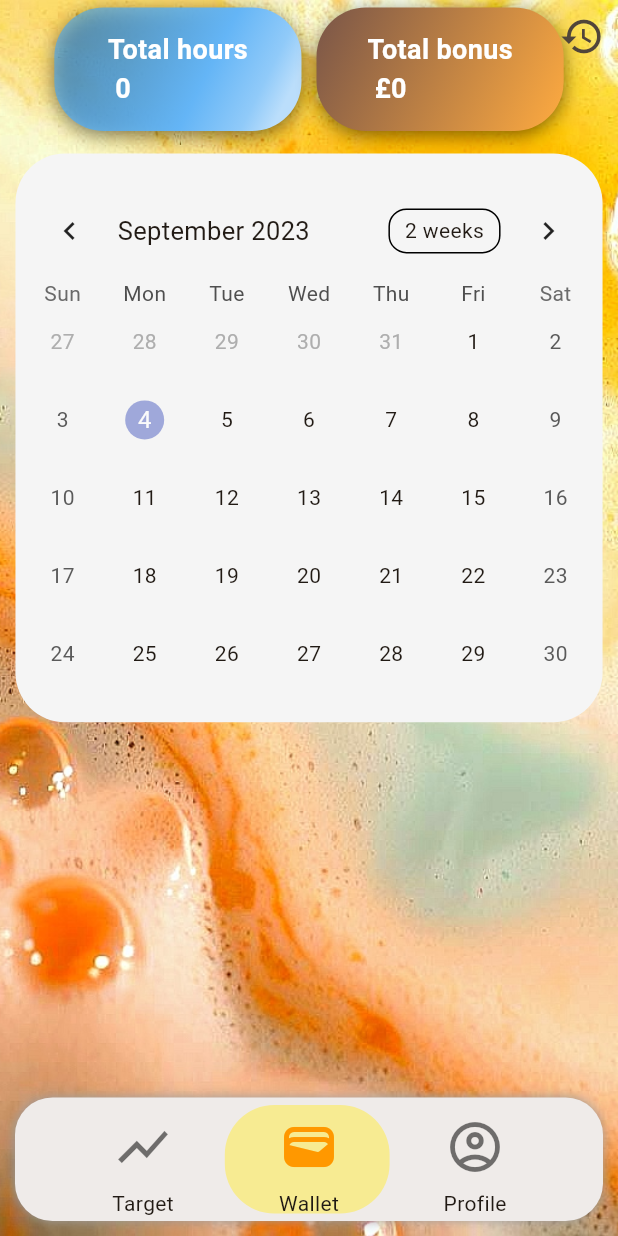
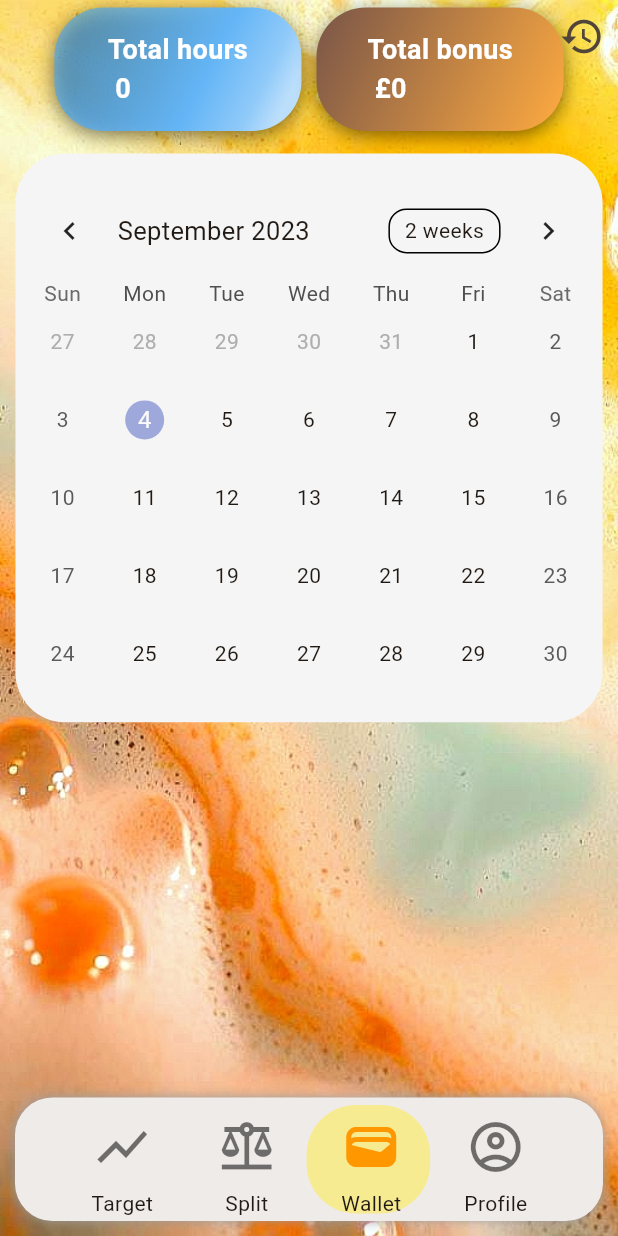
Before and after one commit to human2-0/ballistics_wallet, a Flutter app: the HomeScreen screen opened by its route, item 2 of the bottom bar chosen, after a tap on the "wallet" icon, on a phone screen of 412 x 824 dp. Run offline on Flutter 3.47's test engine with Material 2 defaults, Android fonts, the light colour scheme and no system bars; drawn by our look-alikes of table_calendar; our stand-ins replace cloud_firestore, csv, equatable, firebase_auth, firebase_core, flutter_hooks and 8 more; accounts and stored records are empty; generated files the repository leaves out were written again.

Commit message:
split view, allowance fix

```diff
--- a/lib/providers/router_provider.dart
+++ b/lib/providers/router_provider.dart
@@ -10,6 +10,8 @@ import '../ui/login_screen.dart';
 import 'package:flutter/material.dart';
 import 'package:flutter_riverpod/flutter_riverpod.dart';
 import 'package:go_router/go_router.dart';
+
+import '../ui/pressing/split_check/split_check.dart';
 
 
 
@@ -49,6 +51,16 @@ class RouterNotifier extends ChangeNotifier {
           name: 'home',
           builder: (context, state) => const HomeScreen(),
           path: '/',
+        ),
+        GoRoute(
+          name: 'split',
+          builder: (context, state) {
+            final requiredAmount = state.queryParameters['requiredAmount'];
+            return SplitCheck(
+              requiredAmount: requiredAmount == null ? 0 : int.parse(requiredAmount),
+            );
+          },
+          path: '/split',
 
         ),
         GoRoute(
--- /dev/null
+++ b/lib/providers/split_providers.dart
@@ -0,0 +1,4 @@
+import 'package:flutter_riverpod/flutter_riverpod.dart';
+
+final requiredAmountProvider = StateProvider<double>((ref) => 0.0);
+final amountPerBatchProvider = StateProvider<int>((ref) => 0);
--- a/lib/ui/pressing/bottom_app_bar.dart
+++ b/lib/ui/pressing/bottom_app_bar.dart
@@ -1,4 +1,5 @@
 import 'package:ballistics_wallet_flutter/providers/pressing_provider.dart';
+import 'package:ballistics_wallet_flutter/ui/pressing/split_check/background_animated_split_check.dart';
 import 'package:ballistics_wallet_flutter/ui/pressing/target_checker/bonus_tables_overtimes.dart';
 import 'package:ballistics_wallet_flutter/ui/pressing/target_checker/target_checker.dart';
 import 'package:flutter/material.dart';
@@ -10,6 +11,8 @@ import 'package:ballistics_wallet_flutter/providers/auth_provider.dart';
 import 'package:ballistics_wallet_flutter/ui/pressing/wallet_pressing.dart';
 import 'package:flutter/rendering.dart';
 import 'package:ballistics_wallet_flutter/ui/pressing/profile.dart';
+
+import 'split_check/split_check.dart';
 
 class HomeScreen extends ConsumerStatefulWidget {
   const HomeScreen({
@@ -47,7 +50,7 @@ class _HomeState extends ConsumerState<HomeScreen>
       }
     });
 
-    _tabController = TabController(length: 3, vsync: this);
+    _tabController = TabController(length: 4, vsync: this);
     _tabController.animation!.addListener(_handleTabAnimation);
 
     _scrollController = ScrollController();
@@ -149,16 +152,8 @@ class _HomeState extends ConsumerState<HomeScreen>
                         controller: _tabController,
                         physics: const NeverScrollableScrollPhysics(),
                         children: <Widget>[
-                          SingleChildScrollView(
-                            physics: const AlwaysScrollableScrollPhysics(),
-                            controller: _scrollController,
-                            scrollDirection: Axis.vertical,
-                            child: const Column(
-                              children: [
-                                TargetChecker(),
-                              ],
-                            ),
-                          ),
+                          const TargetChecker(),
+                          SplitCheck(),
                           BonusCalendar(
                                   userId: userId, onNotification: handleScroll),
                           const ProfilePage(),
@@ -206,10 +201,17 @@ class _HomeState extends ConsumerState<HomeScreen>
           duration: const Duration(milliseconds: 200),
           curve: Curves.easeOut,
           alignment: Alignment(
-              activeIndex == 0 ? -1.0 : (activeIndex == 1 ? 0 : 1), 0),
+              activeIndex == 0
+                  ? -1.0
+                  : activeIndex == 1
+                  ? -0.33
+                  : activeIndex == 2
+                  ? 0.33
+                  : 1.0,
+              0),
 
           child: FractionallySizedBox(
-            widthFactor: 1 / 3,
+            widthFactor: 1 / 4,
             child: Container(
               decoration: BoxDecoration(
                 borderRadius: BorderRadius.circular(33.0),
@@ -246,7 +248,7 @@ class _HomeState extends ConsumerState<HomeScreen>
               children: <Widget>[
                 IconButton(
                   icon: Icon(
-                    Icons.wallet_outlined,
+                    Icons.balance_outlined,
                     size: 40,
                     color: (activeIndex == 1) ? Colors.orange : Colors.black54,
                   ),
@@ -254,6 +256,25 @@ class _HomeState extends ConsumerState<HomeScreen>
                     setActiveTab(1);
                     setState(() {
                       _tabController.animateTo(1);
+                    });
+                  },
+                ),
+                const Text('Split'),
+              ],
+            ),
+            Column(
+              mainAxisSize: MainAxisSize.min,
+              children: <Widget>[
+                IconButton(
+                  icon: Icon(
+                    Icons.wallet_outlined,
+                    size: 40,
+                    color: (activeIndex == 2) ? Colors.orange : Colors.black54,
+                  ),
+                  onPressed: () {
+                    setActiveTab(2);
+                    setState(() {
+                      _tabController.animateTo(2);
                     });
                   },
                 ),
@@ -267,12 +288,12 @@ class _HomeState extends ConsumerState<HomeScreen>
                   icon: Icon(
                     Icons.account_circle_outlined,
                     size: 40,
-                    color: (activeIndex == 2) ? Colors.orange : Colors.black54,
+                    color: (activeIndex == 3) ? Colors.orange : Colors.black54,
                   ),
                   onPressed: () {
-                    setActiveTab(2);
+                    setActiveTab(3);
                     setState(() {
-                      _tabController.animateTo(2);
+                      _tabController.animateTo(3);
                     });
                   },
                 ),
--- /dev/null
+++ b/lib/ui/pressing/split_check/split_check.dart
@@ -0,0 +1,325 @@
+import 'package:ballistics_wallet_flutter/repository/pressing_repository.dart';
+import 'package:ballistics_wallet_flutter/repository/users_repository.dart';
+import 'package:flutter/material.dart';
+import 'package:flutter_riverpod/flutter_riverpod.dart';
+import 'package:hive/hive.dart';
+
+import '../../../models/product_split.dart';
+import '../../../providers/split_providers.dart';
+
+class SplitCheck extends ConsumerStatefulWidget {
+  final int requiredAmount;
+
+  const SplitCheck({super.key, this.requiredAmount = 0});
+
+  @override
+  _SplitCheckState createState() => _SplitCheckState();
+}
+
+class _SplitCheckState extends ConsumerState<SplitCheck> {
+  late TextEditingController requiredAmountController;
+  late TextEditingController productNameController;
+  late TextEditingController amountPerBatchController;
+  late Future<List<Product>> productsFuture;
+
+  @override
+  void initState() {
+    super.initState();
+    requiredAmountController =
+        TextEditingController(text: widget.requiredAmount.toString());
+    productNameController = TextEditingController();
+    final double workingHours =
+        ref.read(userNotifierProvider).workingHours ?? 0.0;
+    amountPerBatchController = TextEditingController(
+        text: ((widget.requiredAmount > 0
+            ? (widget.requiredAmount / (workingHours == 3.75 ? 6 : 12))
+                .toStringAsFixed(0)
+            : '')));
+    String productName = ref.read(selectedProductProvider).state;
+    productsFuture = getProducts(productName);
+    productNameController.text = productName;
+  }
+
+  @override
+  void didChangeDependencies() {
+    super.didChangeDependencies();
+    String productName = ref.read(selectedProductProvider).state;
+    final double workingHours =
+        ref.read(userNotifierProvider).workingHours ?? 0.0;
+    amountPerBatchController.text = ((widget.requiredAmount > 0
+        ? (widget.requiredAmount / (workingHours == 3.75 ? 6 : 12))
+            .toStringAsFixed(0)
+        : ''));
+    productsFuture = getProducts(productName);
+  }
+
+  @override
+  void dispose() {
+    requiredAmountController.dispose();
+    productNameController.dispose();
+    amountPerBatchController.dispose();
+    super.dispose();
+  }
+
+  Future<List<Product>> getProducts(String productName) async {
+    final box = await Hive.openBox<Product>('products_split');
+    return box.values
+        .where((product) => product.productName == productName)
+        .toSet()
+        .toList();
+  }
+
+  Future<List<Product>> getAllProducts() async {
+    final box = await Hive.openBox<Product>('products_split');
+    return box.values.toList();
+  }
+
+  @override
+  Widget build(BuildContext context) {
+    final requiredAmount = ref.watch(requiredAmountProvider);
+    final amountPerBatch = ref.watch(amountPerBatchProvider);
+    return Scaffold(
+      backgroundColor: Colors.transparent,
+      appBar: AppBar(
+        title: const Center(child: Text('Split check')),
+      ),
+      body: Padding(
+        padding: const EdgeInsets.all(16.0),
+        child: FutureBuilder<List<Product>>(
+          future: productsFuture,
+          builder: (context, snapshot) {
+            if (snapshot.connectionState == ConnectionState.waiting) {
+              return const CircularProgressIndicator();
+            }
+            if (snapshot.hasError) {
+              return Text('Error: ${snapshot.error}');
+            }
+            final products = snapshot.data!;
+
+            final requiredAmount =
+                double.tryParse(requiredAmountController.text) ?? 0.0;
+            final amountPerBatch =
+                double.tryParse(amountPerBatchController.text) ?? 0.0;
+            final rounds = amountPerBatch != 0
+                ? (requiredAmount / amountPerBatch).floor()
+                : 0;
+            final extraBombs =
+                amountPerBatch != 0 ? (requiredAmount % amountPerBatch) : 0;
+            products.sort((a, b) => ((b.systemG * amountPerBatch) / 1000).compareTo((a.systemG * amountPerBatch) / 1000));
+
+            return SingleChildScrollView(
+              child: Column(
+                children: [
+                  FutureBuilder<List<Product>>(
+                      future: getAllProducts(),
+                      builder: (context, snapshot) {
+                        if (!snapshot.hasData) {
+                          return const CircularProgressIndicator();
+                        }
+                        final products = snapshot.data!;
+                        return Autocomplete<String>(
+                          optionsBuilder: (TextEditingValue textEditingValue) {
+                            if (textEditingValue.text == '') {
+                              return const Iterable<String>.empty();
+                            }
+                            final uniqueProductNames = products
+                                .map((product) => product.productName)
+                                .toSet()
+                                .toList();
+
+                            return uniqueProductNames.where((productName) {
+                              return productName
+                                  .toLowerCase()
+                                  .contains(textEditingValue.text.toLowerCase());
+                            });
+                          },
+                          onSelected: (String selection) {
+                            productNameController.text = selection;
+                            ref.read(selectedProductProvider).state = selection;
+                            setState(() {
+                              productsFuture = getProducts(selection);
+                            });
+                          },
+                          displayStringForOption: (String option) => option,
+                          fieldViewBuilder: (BuildContext context,
+                              TextEditingController textEditingController,
+                              FocusNode focusNode,
+                              VoidCallback onFieldSubmitted) {
+                            return TextField(
+                              controller: productNameController,
+                              focusNode: focusNode,
+                              onChanged: (value) => textEditingController.text = value,
+                              decoration: InputDecoration(
+                                labelText: 'Product Name',
+                                suffixIcon: Visibility(
+                                  visible: productNameController.text.isNotEmpty,
+                                  child: IconButton(
+                                    icon: const Icon(Icons.clear),
+                                    onPressed: () {
+                                      productNameController.clear();
+                                    },
+                                  ),
+                                ),
+                              ),
+                            );
+                          },
+                        );
+                      }),
+                  TextField(
+                    controller: requiredAmountController,
+                    decoration:
+                        const InputDecoration(labelText: 'Required Amount'),
+                    keyboardType: TextInputType.number,
+                    onChanged: (value) {
+                      final amount = double.tryParse(value) ?? 0.0;
+                      ref.read(requiredAmountProvider.notifier).state = amount;
+                    },
+                  ),
+                  TextField(
+                    controller: amountPerBatchController,
+                    decoration:
+                        const InputDecoration(labelText: 'Amount Per Batch'),
+                    keyboardType: TextInputType.number,
+                    onChanged: (value) {
+                      final amount = int.tryParse(value) ?? 0;
+                      ref.read(amountPerBatchProvider.notifier).state = amount;
+                    },
+                  ),
+                  const SizedBox(height: 20),
+                  Container(
+                    padding: const EdgeInsets.all(4),
+                    decoration: BoxDecoration(
+                      color: Colors.orangeAccent.withOpacity(0.5),
+                      borderRadius: BorderRadius.circular(33),
+                    ),
+                    child: Row(
+                      mainAxisAlignment: MainAxisAlignment.spaceEvenly,
+                      children: [
+                        Container(
+                            padding: const EdgeInsets.all(4),
+                            decoration: BoxDecoration(
+                              color: Colors.orangeAccent[100]!.withOpacity(0.5),
+                              borderRadius: BorderRadius.circular(20),
+                            ),
+
+                            child: const Text('To achieve your goal:')),
+                        Container(
+                          padding: const EdgeInsets.all(4),
+                          decoration: BoxDecoration(
+                            color: Colors.orangeAccent[100],
+                            borderRadius: BorderRadius.circular(20),
+                          ),
+                          child: Padding(
+                            padding: const EdgeInsets.all(4.0),
+                            child: Column(
+                                mainAxisAlignment: MainAxisAlignment.center,
+                                children: [
+                                  Text('Rounds: $rounds'),
+                                  Text('Extra Bombs: $extraBombs'),
+                                ]),
+                          ),
+                        ),
+                      ],
+                    ),
+                  ),
+                  ListView.builder(
+                    physics: NeverScrollableScrollPhysics(),
+                    shrinkWrap: true,
+                    itemCount: products.length,
+                    itemBuilder: (context, index) {
+                      Product product = products[index];
+                      String systemG =
+                          ((product.systemG * amountPerBatch) / 1000)
+                              .toStringAsFixed(2);
+                      String citricG =
+                          ((product.systemCitric * amountPerBatch) / 1000)
+                              .toStringAsFixed(2);
+
+                      String extractColorName(String colorString) {
+                        if (colorString.contains('-')) {
+                          return colorString.split('-').last.trim();
+                        } else {
+                          return colorString.split(' ').last.trim();
+                        }
+                      }
+
+                      final color = getColorFromString(extractColorName(product.productColor));
+                      return Padding(
+                        padding: const EdgeInsets.all(4.0),
+                        child: Container(
+                          padding: const EdgeInsets.all(10),
+                          decoration: BoxDecoration(
+                            color: getColorFromString(
+                                extractColorName(product.productColor),
+                                accent: true),
+                            borderRadius: BorderRadius.circular(33),
+                          ),
+                          child: Container(
+                            padding: const EdgeInsets.all(10),
+                            decoration: BoxDecoration(
+                              color: color,
+                              borderRadius: BorderRadius.circular(25),
+                            ),
+                            child: Row(
+                              mainAxisAlignment:
+                                  MainAxisAlignment.spaceEvenly,
+                              children: [
+                                Container(
+                                  width: MediaQuery.sizeOf(context).width * 0.25,
+                                  child: Center(
+                                    child: Text(
+                                    extractColorName(product.productColor),
+                                        style: const TextStyle(fontSize: 20)),
+                                  ),
+                                ),
+                                Column(
+                                  children: [
+                                    Text(
+                                      'Powder: $systemG kg',
+                                      style: const TextStyle(fontSize: 20),
+                                    ),
+                                    Text('Citric: $citricG kg',
+                                        style: const TextStyle(
+                                          fontSize: 20,
+                                        )),
+                                  ],
+                                ),
+                              ],
+                            ),
+                          ),
+                        ),
+                      );
+                    },
+                  ),
+                ],
+              ),
+            );
+          },
+        ),
+      ),
+    );
+  }
+}
+
+Color getColorFromString(String colorName, {bool accent = false}) {
+  switch (colorName.toLowerCase()) {
+    case 'red':
+      return accent ? Colors.red : Colors.redAccent;
+    case 'green':
+      return accent ? Colors.green : Colors.greenAccent;
+    case 'blue':
+      return accent ? Colors.blue : Colors.blueAccent;
+    case 'yellow':
+      return accent ? Colors.yellow : Colors.yellowAccent;
+    case 'orange':
+      return accent ? Colors.orange : Colors.orangeAccent;
+    case 'purple':
+      return accent ? Colors.purple : Colors.purpleAccent;
+    case 'pink':
+      return accent ? Colors.pink : Colors.pinkAccent;
+    case 'white':
+      return accent ? Colors.black12 : Colors.white; // no whiteAccent exists
+    default:
+      return accent ? Colors.white : Colors.white70;
+  }
+}
--- a/lib/ui/pressing/target_checker/basic_shift.dart
+++ b/lib/ui/pressing/target_checker/basic_shift.dart
@@ -8,6 +8,7 @@ import 'package:flutter/material.dart';
 import 'package:flutter/services.dart';
 import 'package:flutter_riverpod/flutter_riverpod.dart';
 import 'package:lottie/lottie.dart';
+import 'package:ballistics_wallet_flutter/ui/pressing/utilities.dart';
 
 import '../../../providers/pressing_provider.dart';
 
@@ -159,6 +160,7 @@ class BasicShiftCard extends ConsumerState<BasicShift>
                                           .read(targetRatioProvider(userId)
                                               .notifier)
                                           .init();
+                                      ref.read(numberProvider.notifier).state = 0 ;
                                     },
                                   ),
                             hintStyle: const TextStyle(color: Colors.grey),
@@ -437,7 +439,7 @@ class BasicShiftCard extends ConsumerState<BasicShift>
                         width: MediaQuery.of(context).size.width * 0.66,
                         height: MediaQuery.of(context).size.width * 0.66,
                         child: Image.asset(
-                          'assets/images/${productName.split(' ').join('_')}.png',
+                          'assets/images/${productName}.png',
                           fit: BoxFit.cover,
                           errorBuilder: (BuildContext context, Object exception,
                               StackTrace? stackTrace) {
--- a/lib/ui/pressing/target_checker/bonus_tables.dart
+++ b/lib/ui/pressing/target_checker/bonus_tables.dart
@@ -4,7 +4,9 @@ import 'package:ballistics_wallet_flutter/ui/pressing/utilities.dart';
 import 'package:flutter/material.dart';
 import 'package:flutter_riverpod/flutter_riverpod.dart';
 import 'package:ballistics_wallet_flutter/repository/pressing_repository.dart';
-import 'package:ballistics_wallet_flutter/providers/auth_provider.dart'; // Import the PressingRepository
+import 'package:ballistics_wallet_flutter/providers/auth_provider.dart';
+
+import '../split_check/split_check.dart'; // Import the PressingRepository
 
 class BonusTable extends ConsumerWidget {
   const BonusTable({super.key});
@@ -18,6 +20,8 @@ class BonusTable extends ConsumerWidget {
     final overtimeHours = ref.watch(overtimeWorkingHoursState);
     final workingHours = userData.workingHours ?? 0.0;
     final allowance = ref.watch(allowanceProvider);
+    print('allowance here $allowance');
+    double allowanceCheck = 0;
 
     return Stack(
       children: [
@@ -32,7 +36,14 @@ class BonusTable extends ConsumerWidget {
             } else {
               final bonuses = snapshot.data!;
               final int stableTarget = ref.watch(targetProvider);
-              final target = ref.watch(targetProvider) * (1 - targetRatio);
+              double target = ref.watch(targetProvider) * (1 - targetRatio);
+              if (targetRatio == 0.0) {
+                double allowanceCheck = (workingHours - allowance) / 7;
+                print(allowanceCheck);
+                if (allowanceCheck > 0) {
+                  target = target * allowanceCheck;
+                }
+              }
 
               // Sort the keys in ascending order
               final sortedKeys = bonuses.keys.toList();
@@ -42,7 +53,16 @@ class BonusTable extends ConsumerWidget {
 
               if (target > 0) {
                 listItems.add(
-                  Container(
+                  GestureDetector(
+                    onTap: () {
+                      Navigator.push(
+                        context,
+                        MaterialPageRoute(
+                          builder: (context) => SplitCheck(requiredAmount: target.ceil()),
+                        ),
+                      );
+                    },
+                    child: Container(
                       margin: const EdgeInsets.all(16.0),
                       width: MediaQuery.of(context).size.width * 0.5,
                       height: MediaQuery.of(context).size.height * 0.25,
@@ -99,6 +119,7 @@ class BonusTable extends ConsumerWidget {
                         ),
                       ),
                     ),
+                  ),
                 );
               }
 
@@ -112,11 +133,22 @@ class BonusTable extends ConsumerWidget {
                     double.parse(key) - ((overtimeRatio > 0.0)
                         ? overtimeRatio
                         : targetRatio) * 100;
-                final requiredAmount =
-                ((requiredPercentage * stableTarget) / 100).ceil();
+                print(requiredPercentage);
+                double allowanceCheck = (workingHours - allowance) / 7;
+
+                final requiredAmount = ((requiredPercentage * (allowanceCheck > 0 ? stableTarget * allowanceCheck : stableTarget)) / 100).round();
 
                 if (requiredAmount > 0) {
-                  return Container(
+                  return GestureDetector(
+                    onTap: () {
+                      Navigator.push(
+                        context,
+                        MaterialPageRoute(
+                          builder: (context) => SplitCheck(requiredAmount: requiredAmount),
+                        ),
+                      );
+                    },
+                    child: Container(
                       margin: const EdgeInsets.all(16.0),
                       height: MediaQuery.of(context).size.height * 0.25,
                       decoration: BoxDecoration(
@@ -210,6 +242,7 @@ class BonusTable extends ConsumerWidget {
                           ],
                         ),
                       ),
+                    ),
                   );
                 } else {
                   return null;
--- a/pubspec.yaml
+++ b/pubspec.yaml
@@ -87,6 +87,7 @@ flutter:
     - assets/
     - assets/lottie/
     - new_targets.csv
+    - split_data.csv
 
   # An image asset can refer to one or more resolution-specific "variants", see
   # https://flutter.dev/assets-and-images/#resolution-aware
```
Also changed, not shown: lib/main.dart (+50 -0 lines), lib/models/product_split.dart (added, +38 -0 lines), lib/repository/pressing_repository.dart (+43 -62 lines), lib/ui/pressing/split_check/background_animated_split_check.dart (added, +74 -0 lines), lib/ui/pressing/utilities.dart (+15 -0 lines), assets/images/goddess.png (renamed from assets/images/goddess_bath.png), pubspec.lock, split_data.csv (added). Lines whose indentation alone changed are shown as unchanged.
